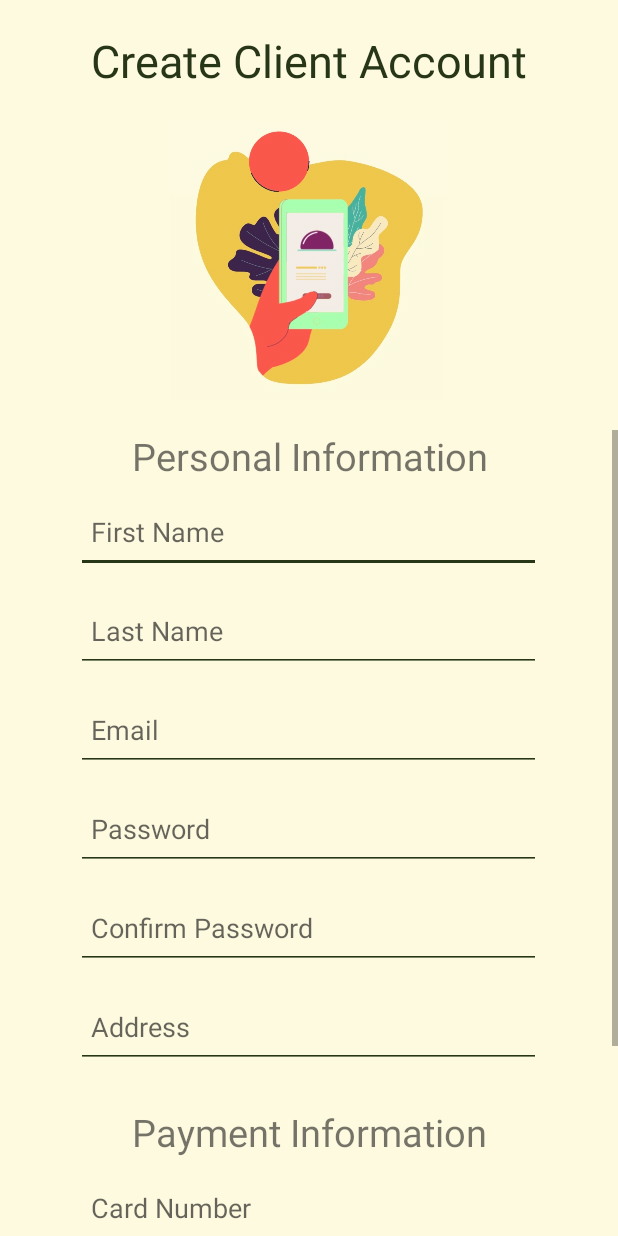
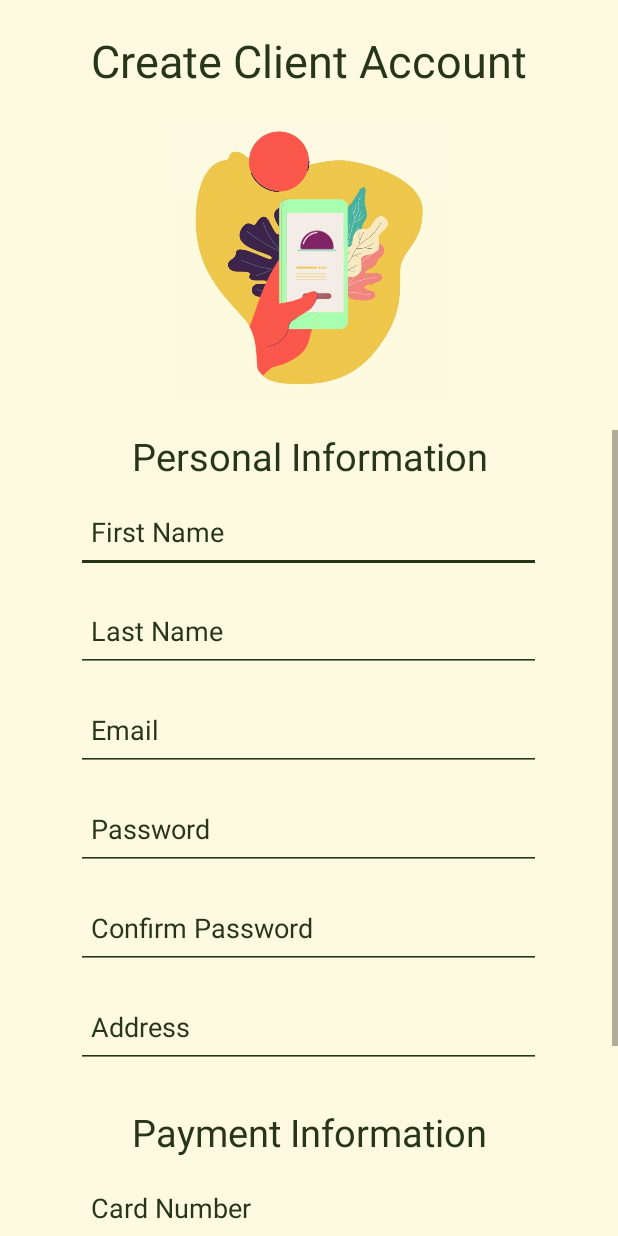
Before and after one commit to Raymond123/Mealer-App, an Android app: the layout activity_sign_up_page_client.xml on its own in the app's theme, with its tools: preview values and no code run, on a phone screen of 412 x 824 dp. Run offline under Robolectric (Android 15) with nearby library versions, the phone set to English and light mode, and no system bars.

Commit message:
First deliverable basically done, just need to copy whats in client to cook signup pages

```diff
--- a/app/src/main/AndroidManifest.xml
+++ b/app/src/main/AndroidManifest.xml
@@ -38,7 +38,7 @@
             android:name=".LoginPage"
             android:exported="false" />
         <activity
-            android:name=".SignUpPage"
+            android:name=".SignUpPageClient"
             android:exported="false" />
         <activity
             android:name=".MainActivity"
--- a/app/src/main/java/com/mealer/app/ClientUser.java
+++ b/app/src/main/java/com/mealer/app/ClientUser.java
@@ -13,14 +13,14 @@ public class ClientUser extends User{
     private String cardSecurity;
 
     public ClientUser(String firstName, String lastName, String email, String address,
-                      String cardNumber, String cardExpiry, String cardSecurity, String password){
+                      String cardNumber, String cardExpiry, String cardSecurity, String uID){
         super(firstName, lastName, email, address);
         this.cardNumber = cardNumber;
         this.cardExpiry = cardExpiry;
         this.cardSecurity = cardSecurity;
 
         DatabaseReference databaseReference = getReference("users/client");
-        databaseReference.child("temp").setValue(this);
+        databaseReference.child(uID).setValue(this);
     }
 
     public String getCardNumber(){
--- a/app/src/main/java/com/mealer/ui/PickingUserType.java
+++ b/app/src/main/java/com/mealer/ui/PickingUserType.java
@@ -11,7 +11,6 @@ public class PickingUserType extends AppCompatActivity {
     public ImageButton btnChoice1;
     public ImageButton btnChoice2;
 
-    @SuppressLint("MissingInflatedId")
     @Override
     protected void onCreate(Bundle savedInstanceState) {
         super.onCreate(savedInstanceState);
--- a/app/src/main/res/layout/activity_dietary_preferences.xml
+++ b/app/src/main/res/layout/activity_dietary_preferences.xml
@@ -91,18 +91,18 @@
         app:layout_constraintVertical_bias="0.904" />
 
     <Button
-        android:id="@+id/buttonOther"
+        android:id="@+id/buttonNone"
         android:layout_width="300dp"
         android:layout_height="wrap_content"
         android:backgroundTint="@color/Cream"
-        android:text="@string/otherBtn"
+        android:text="@string/noneBtn"
         android:textColor="@color/darkGreen"
         app:layout_constraintBottom_toBottomOf="parent"
         app:layout_constraintEnd_toEndOf="parent"
         app:layout_constraintHorizontal_bias="0.522"
         app:layout_constraintStart_toStartOf="parent"
         app:layout_constraintTop_toTopOf="parent"
-        app:layout_constraintVertical_bias="0.805" />
+        app:layout_constraintVertical_bias="0.802" />
 
     <Button
         android:id="@+id/buttonPeanutFree"
--- a/app/src/main/res/layout/activity_main.xml
+++ b/app/src/main/res/layout/activity_main.xml
@@ -85,10 +85,11 @@
         app:layout_constraintVertical_bias="0.835" />
 
     <!--TODO: forgotPasswordLogin needs to be a button so it is clickable-->
-    <TextView
+    <Button
         android:id="@+id/forgotPasswordLogin"
         android:layout_width="wrap_content"
         android:layout_height="wrap_content"
+        android:background="@color/fui_transparent"
         android:text="@string/forgotPassword"
         android:textColor="@color/lightGreen"
         app:layout_constraintBottom_toBottomOf="parent"
--- a/app/src/main/res/layout/activity_sign_up_page_client.xml
+++ b/app/src/main/res/layout/activity_sign_up_page_client.xml
@@ -6,8 +6,6 @@
     android:layout_height="match_parent"
     android:background="@color/Cream"
     tools:context=".SignUpPageCook">
-
-    <!--TODO: Add first and last name, phone number, and address inputs-->
 
     <LinearLayout
         android:layout_width="match_parent"
@@ -57,6 +55,7 @@
                     android:id="@+id/textView"
                     android:layout_width="match_parent"
                     android:layout_height="wrap_content"
+                    android:textColor="@color/darkGreen"
                     android:text="@string/personal_information"
                     android:textSize="25sp"
                     android:gravity="center"/>
@@ -67,6 +66,8 @@
                     android:layout_height="55dp"
                     android:autofillHints="name"
                     android:backgroundTint="@color/darkGreen"
+                    android:textColor="@color/darkGreen"
+                    android:textColorHint="@color/darkGreen"
                     android:ems="10"
                     android:hint="@string/first_name"
                     android:inputType="text"
@@ -79,6 +80,8 @@
                     android:layout_height="55dp"
                     android:autofillHints="name"
                     android:backgroundTint="@color/darkGreen"
+                    android:textColor="@color/darkGreen"
+                    android:textColorHint="@color/darkGreen"
                     android:layout_margin="5dp"
                     android:ems="10"
                     android:hint="@string/last_name"
@@ -91,6 +94,8 @@
                     android:layout_height="55dp"
                     android:autofillHints="name"
                     android:backgroundTint="@color/darkGreen"
+                    android:textColor="@color/darkGreen"
+                    android:textColorHint="@color/darkGreen"
                     android:layout_margin="5dp"
                     android:ems="10"
                     android:hint="@string/createEmail"
@@ -103,6 +108,8 @@
                     android:layout_height="55dp"
                     android:autofillHints="password"
                     android:backgroundTint="@color/darkGreen"
+                    android:textColor="@color/darkGreen"
+                    android:textColorHint="@color/darkGreen"
                     android:layout_margin="5dp"
                     android:ems="10"
                     android:hint="@string/password"
@@ -115,6 +122,8 @@
                     android:layout_height="55dp"
                     android:autofillHints="password"
                     android:backgroundTint="@color/darkGreen"
+                    android:textColor="@color/darkGreen"
+                    android:textColorHint="@color/darkGreen"
                     android:layout_margin="5dp"
                     android:ems="10"
                     android:hint="@string/confirmPassword"
@@ -128,6 +137,8 @@
                     android:layout_height="55dp"
                     android:autofillHints="name"
                     android:backgroundTint="@color/darkGreen"
+                    android:textColor="@color/darkGreen"
+                    android:textColorHint="@color/darkGreen"
                     android:layout_margin="5dp"
                     android:ems="10"
                     android:hint="@string/address"
@@ -142,6 +153,8 @@
                     android:id="@+id/cardInfoTextView"
                     android:layout_width="match_parent"
                     android:layout_height="wrap_content"
+                    android:backgroundTint="@color/darkGreen"
+                    android:textColor="@color/darkGreen"
                     android:text="@string/cardInformation"
                     android:textSize="25sp"
                     android:gravity="center"/>
@@ -152,6 +165,8 @@
                     android:layout_height="55dp"
                     android:autofillHints="name"
                     android:backgroundTint="@color/darkGreen"
+                    android:textColor="@color/darkGreen"
+                    android:textColorHint="@color/darkGreen"
                     android:layout_margin="5dp"
                     android:maxLength="16"
                     android:ems="10"
@@ -172,6 +187,8 @@
                         android:layout_margin="5dp"
                         android:autofillHints="name"
                         android:backgroundTint="@color/darkGreen"
+                        android:textColor="@color/darkGreen"
+                        android:textColorHint="@color/darkGreen"
                         android:ems="10"
                         android:hint="@string/creditSecurity"
                         android:inputType="number"
@@ -185,6 +202,8 @@
                         android:layout_margin="5dp"
                         android:autofillHints="name"
                         android:backgroundTint="@color/darkGreen"
+                        android:textColor="@color/darkGreen"
+                        android:textColorHint="@color/darkGreen"
                         android:ems="10"
                         android:hint="@string/creditExpiry"
                         android:inputType="number"
--- a/app/src/main/res/values/strings.xml
+++ b/app/src/main/res/values/strings.xml
@@ -44,5 +44,6 @@
     <string name="select">Select</string>
     <string name="upload">upload</string>
     <string name="please_select_and_upload_an_image_of_a_void_cheque">Please select and upload an image of a void cheque</string>
+    <string name="noneBtn">none</string>
     >>>>>>> origin/main
 </resources>
```
Also changed, not shown: app/src/main/java/com/mealer/app/CookUser.java (+6 -2 lines), app/src/main/java/com/mealer/app/User.java (+41 -1 lines), app/src/main/java/com/mealer/ui/DietaryPreferences.java (+48 -0 lines), app/src/main/java/com/mealer/ui/LoginPage.java (+19 -0 lines), app/src/main/java/com/mealer/ui/MainActivity.java (+10 -4 lines), app/src/main/java/com/mealer/ui/SignUpPageClient.java (+11 -9 lines), app/src/main/res/layout/activity_sign_up_page_cook.xml (+16 -0 lines).
